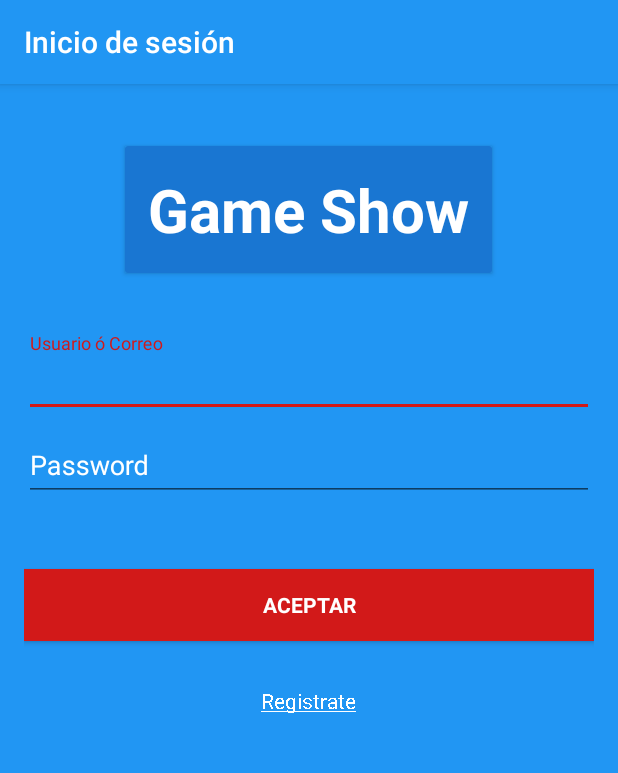
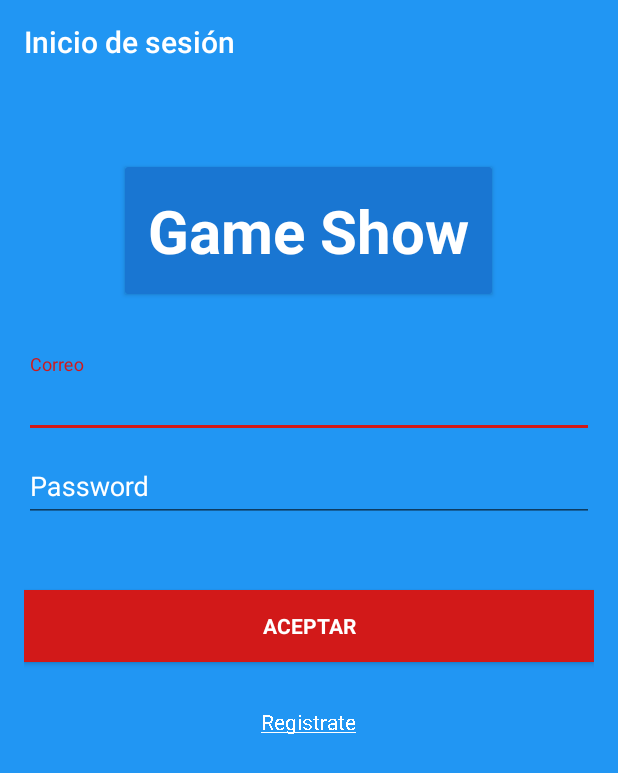
Before and after one commit to pollux07/GRP1, an Android app: the screen it shows after launch (LoginActivity), on a phone screen of 412 x 824 dp. Shown: the top 773 px of the screen. Run offline under Robolectric (Android 15) with nearby library versions, the phone set to English and light mode, and no system bars; our stand-ins replace Picasso, Volley; libraries missing offline, so code that uses them is left out: com.rd; pictures from the network do not load; 4 statements that could not run were skipped.

Commit message:
ultimo cambio

```diff
--- a/app/build.gradle
+++ b/app/build.gradle
@@ -2,7 +2,7 @@ apply plugin: 'com.android.application'
 
 android {
     compileSdkVersion 25
-    buildToolsVersion "25.0.3"
+    buildToolsVersion '26.0.2'
     defaultConfig {
         applicationId "com.leon.daniel.grp1"
         minSdkVersion 21
--- a/app/src/main/AndroidManifest.xml
+++ b/app/src/main/AndroidManifest.xml
@@ -6,6 +6,7 @@
     <uses-permission android:name="android.permission.GET_ACCOUNTS" />
     <uses-permission android:name="android.permission.READ_PROFILE" />
     <uses-permission android:name="android.permission.READ_CONTACTS" />
+    <uses-permission android:name="android.permission.INTERNET"/>
 
     <application
         android:allowBackup="true"
@@ -26,7 +27,8 @@
         </activity>
         <activity
             android:name=".LoginActivity"
-            android:label="@string/title_activity_login" />
+            android:label="@string/title_activity_login"
+            android:theme="@style/AppTheme.Transparent"/>
         <activity
             android:name=".InfoGamesActivity"
             android:theme="@style/AppTheme.NoActionBar" />
--- a/app/src/main/java/com/leon/daniel/grp1/Utils/WebService.java
+++ b/app/src/main/java/com/leon/daniel/grp1/Utils/WebService.java
@@ -20,7 +20,7 @@ import java.util.Map;
  */
 
 public class WebService {
-    private static String URL_DEF = "http://www.pollux792.000webhostapp.com/ws/gs/1.0";
+    private static String URL_DEF = "http://pollux792.000webhostapp.com/public_html";
     private static int DEFAULT_TIME = 40000;
 
     public interface RequestListener {
@@ -31,7 +31,7 @@ public class WebService {
     public static void registration(Context context,
                                     final Map<String, String> params,
                                     final RequestListener requestListener) {
-        String url = String.format("%s/registration", URL_DEF);
+        String url = String.format("%s/conect.php", URL_DEF);
         StringRequest registrationAction = new StringRequest(Request.Method.POST, url,
                 new Response.Listener<String>() {
                     @Override
--- a/app/src/main/res/layout/activity_login.xml
+++ b/app/src/main/res/layout/activity_login.xml
@@ -24,7 +24,8 @@
     <ScrollView
         android:id="@+id/login_form"
         android:layout_width="match_parent"
-        android:layout_height="match_parent">
+        android:layout_height="match_parent"
+        android:layout_marginTop="70dp">
 
         <LinearLayout
             android:id="@+id/email_login_form"
@@ -82,7 +83,8 @@
                     android:imeActionLabel="@string/action_sign_in_short"
                     android:imeOptions="actionUnspecified"
                     android:inputType="textPassword"
-                    android:maxLines="1" />
+                    android:maxLines="1"
+                    tools:ignore="InvalidImeActionId" />
 
             </android.support.design.widget.TextInputLayout>
 
--- a/app/src/main/res/values/strings.xml
+++ b/app/src/main/res/values/strings.xml
@@ -8,7 +8,7 @@
     <string name="title_activity_login">Inicio de sesión</string>
 
     <!-- Strings related to login -->
-    <string name="prompt_user_email">Usuario ó Correo</string>
+    <string name="prompt_user_email">Correo</string>
     <string name="prompt_password">Password</string>
     <string name="action_accept">Aceptar</string>
     <string name="register_action">Registrate</string>
--- a/app/src/main/res/values/styles.xml
+++ b/app/src/main/res/values/styles.xml
@@ -17,4 +17,9 @@
 
     <style name="AppTheme.PopupOverlay" parent="ThemeOverlay.AppCompat.Light" />
 
+    <style name="AppTheme.Transparent" parent="AppTheme">
+        <item name="colorPrimary">@android:color/transparent</item>
+        <item name="windowActionBarOverlay">true</item>
+    </style>
+
 </resources>
--- a/build.gradle
+++ b/build.gradle
@@ -5,7 +5,7 @@ buildscript {
         jcenter()
     }
     dependencies {
-        classpath 'com.android.tools.build:gradle:2.3.3'
+        classpath 'com.android.tools.build:gradle:3.0.0'
 
         // NOTE: Do not place your application dependencies here; they belong
         // in the individual module build.gradle files
```
Also changed, not shown: app/src/main/java/com/leon/daniel/grp1/LoginActivity.java (+4 -6 lines), app/src/main/res/layout/registration_dialog.xml (+6 -16 lines), gradle/wrapper/gradle-wrapper.properties.
